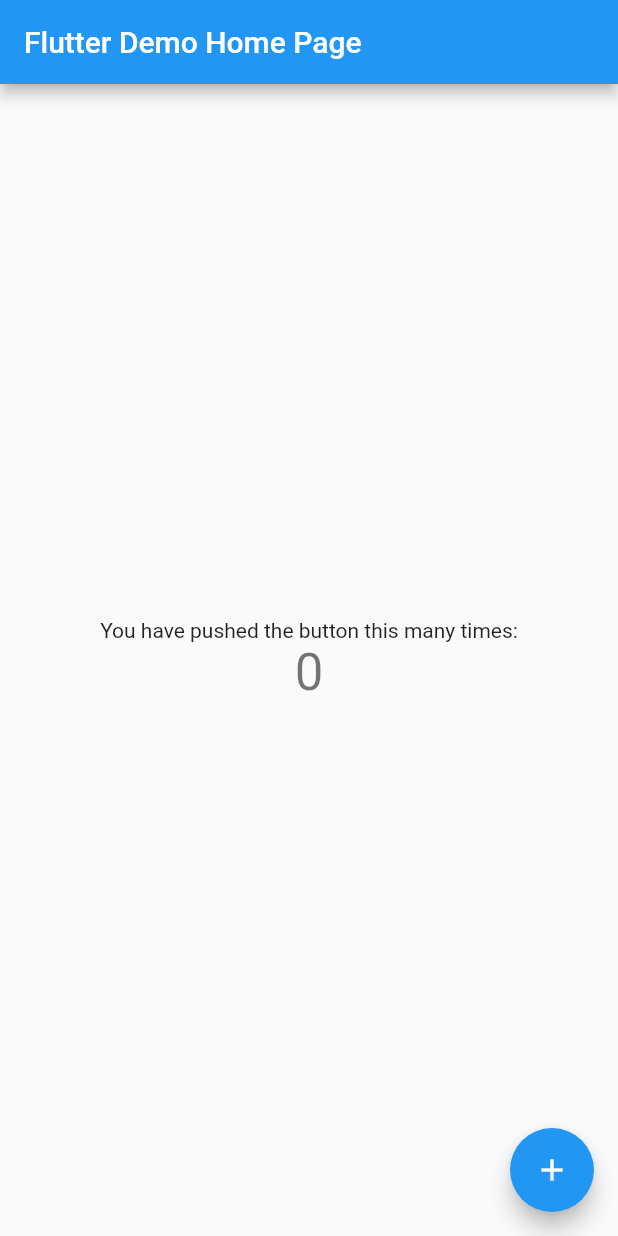
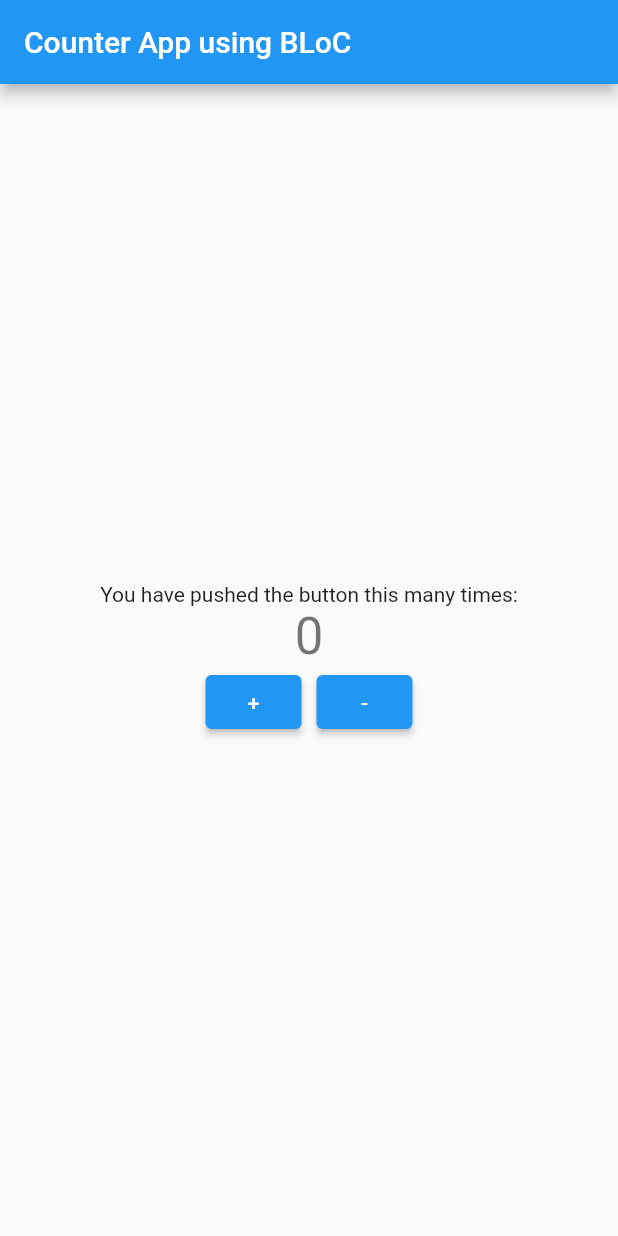
Before and after one commit to MichaelSchoolConnect/LittleFish-Assessment, a Flutter app: the screen it shows after launch, on a phone screen of 412 x 824 dp. Run offline on Flutter 3.47's test engine with Material 2 defaults, Android fonts, the phone set to English and light mode, and no system bars.

Commit message:
integrated bloc in main.dart and removed the test case main function from widget_test.dart

```diff
--- a/lib/main.dart
+++ b/lib/main.dart
@@ -1,115 +1,63 @@
 import 'package:flutter/material.dart';
 
-void main() {
-  runApp(const MyApp());
-}
+import 'counter_bloc.dart';
+
+void main() => runApp(MyApp());
 
 class MyApp extends StatelessWidget {
-  const MyApp({super.key});
-
-  // This widget is the root of your application.
   @override
   Widget build(BuildContext context) {
     return MaterialApp(
-      title: 'Flutter Demo',
+      title: 'Counter App',
       theme: ThemeData(
-        // This is the theme of your application.
-        //
-        // Try running your application with "flutter run". You'll see the
-        // application has a blue toolbar. Then, without quitting the app, try
-        // changing the primarySwatch below to Colors.green and then invoke
-        // "hot reload" (press "r" in the console where you ran "flutter run",
-        // or simply save your changes to "hot reload" in a Flutter IDE).
-        // Notice that the counter didn't reset back to zero; the application
-        // is not restarted.
         primarySwatch: Colors.blue,
       ),
-      home: const MyHomePage(title: 'Flutter Demo Home Page'),
+      home: MyHomePage(),
     );
   }
 }
 
-class MyHomePage extends StatefulWidget {
-  const MyHomePage({super.key, required this.title});
-
-  // This widget is the home page of your application. It is stateful, meaning
-  // that it has a State object (defined below) that contains fields that affect
-  // how it looks.
-
-  // This class is the configuration for the state. It holds the values (in this
-  // case the title) provided by the parent (in this case the App widget) and
-  // used by the build method of the State. Fields in a Widget subclass are
-  // always marked "final".
-
-  final String title;
-
-  @override
-  State<MyHomePage> createState() => _MyHomePageState();
-}
-
-class _MyHomePageState extends State<MyHomePage> {
-  int _counter = 0;
-
-  void _incrementCounter() {
-    setState(() {
-      // This call to setState tells the Flutter framework that something has
-      // changed in this State, which causes it to rerun the build method below
-      // so that the display can reflect the updated values. If we changed
-      // _counter without calling setState(), then the build method would not be
-      // called again, and so nothing would appear to happen.
-      _counter++;
-    });
-  }
+class MyHomePage extends StatelessWidget {
+  final CounterBloc _bloc = CounterBloc();
 
   @override
   Widget build(BuildContext context) {
-    // This method is rerun every time setState is called, for instance as done
-    // by the _incrementCounter method above.
-    //
-    // The Flutter framework has been optimized to make rerunning build methods
-    // fast, so that you can just rebuild anything that needs updating rather
-    // than having to individually change instances of widgets.
     return Scaffold(
       appBar: AppBar(
-        // Here we take the value from the MyHomePage object that was created by
-        // the App.build method, and use it to set our appbar title.
-        title: Text(widget.title),
+        title: Text('Counter App using BLoC'),
       ),
       body: Center(
-        // Center is a layout widget. It takes a single child and positions it
-        // in the middle of the parent.
         child: Column(
-          // Column is also a layout widget. It takes a list of children and
-          // arranges them vertically. By default, it sizes itself to fit its
-          // children horizontally, and tries to be as tall as its parent.
-          //
-          // Invoke "debug painting" (press "p" in the console, choose the
-          // "Toggle Debug Paint" action from the Flutter Inspector in Android
-          // Studio, or the "Toggle Debug Paint" command in Visual Studio Code)
-          // to see the wireframe for each widget.
-          //
-          // Column has various properties to control how it sizes itself and
-          // how it positions its children. Here we use mainAxisAlignment to
-          // center the children vertically; the main axis here is the vertical
-          // axis because Columns are vertical (the cross axis would be
-          // horizontal).
           mainAxisAlignment: MainAxisAlignment.center,
           children: <Widget>[
-            const Text(
-              'You have pushed the button this many times:',
+            Text('You have pushed the button this many times:'),
+            StreamBuilder<int>(
+              stream: _bloc.outCounter,
+              initialData: 0,
+              builder: (BuildContext context, AsyncSnapshot<int> snapshot) {
+                return Text(
+                  '${snapshot.data}',
+                  style: Theme.of(context).textTheme.headline4,
+                );
+              },
             ),
-            Text(
-              '$_counter',
-              style: Theme.of(context).textTheme.headlineMedium,
+            Row(
+              mainAxisAlignment: MainAxisAlignment.center,
+              children: [
+                ElevatedButton(
+                  onPressed: () => _bloc.counterEventSink.add(IncrementEvent()),
+                  child: Text('+'),
+                ),
+                SizedBox(width: 10),
+                ElevatedButton(
+                  onPressed: () => _bloc.counterEventSink.add(DecrementEvent()),
+                  child: Text('-'),
+                ),
+              ],
             ),
           ],
         ),
       ),
-      floatingActionButton: FloatingActionButton(
-        onPressed: _incrementCounter,
-        tooltip: 'Increment',
-        child: const Icon(Icons.add),
-      ), // This trailing comma makes auto-formatting nicer for build methods.
     );
   }
 }
```
Also changed, not shown: 1 other file.
